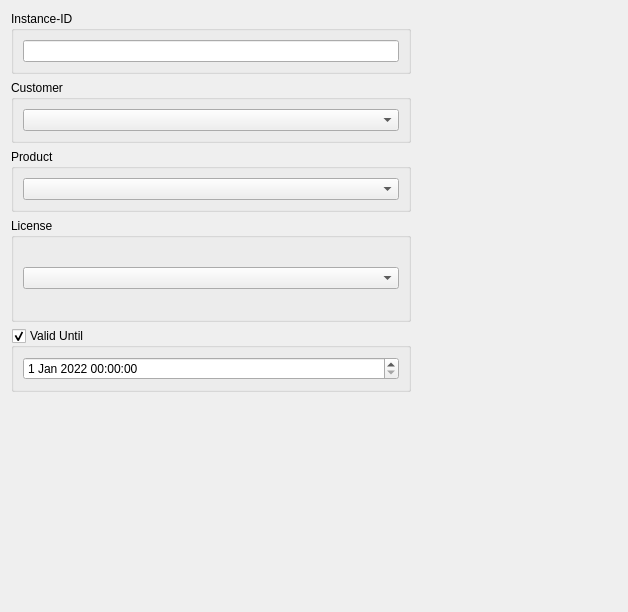
Above: Include/imtlicgui/CProductInstanceInfoEditorComp.ui from ImagingTools/ImtCore before the change. Below: the same form after it.
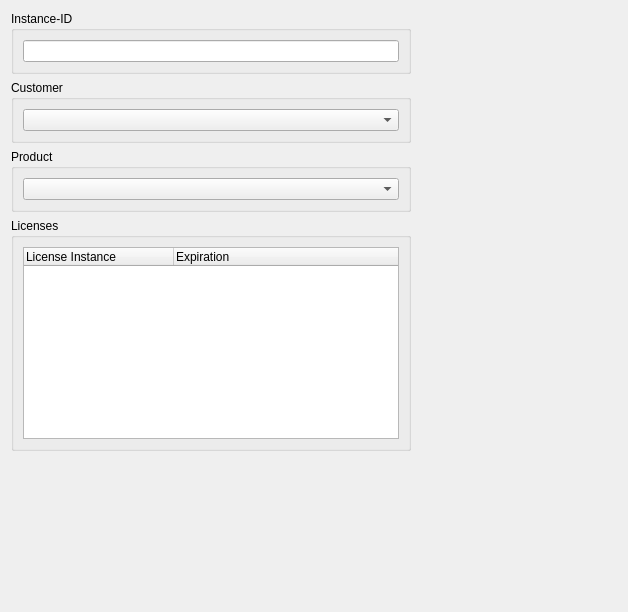
That is the form after the change.

Commit message: Working on product instance editor

```diff
--- a/Include/imtlicgui/CProductInstanceInfoEditorComp.ui
+++ b/Include/imtlicgui/CProductInstanceInfoEditorComp.ui
@@ -86,42 +86,30 @@
       </size>
      </property>
      <property name="title">
-      <string>License</string>
+      <string>Licenses</string>
      </property>
      <layout class="QVBoxLayout" name="verticalLayout_4">
       <item>
-       <widget class="QComboBox" name="LicenseCombo"/>
-      </item>
-     </layout>
-    </widget>
-   </item>
-   <item>
-    <widget class="QGroupBox" name="ExpireGroup">
-     <property name="maximumSize">
-      <size>
-       <width>400</width>
-       <height>16777200</height>
-      </size>
-     </property>
-     <property name="title">
-      <string>Valid Until</string>
-     </property>
-     <property name="checkable">
-      <bool>true</bool>
-     </property>
-     <layout class="QVBoxLayout" name="verticalLayout_5">
-      <item>
-       <widget class="QDateTimeEdit" name="ValidUntilDate">
-        <property name="date">
-         <date>
-          <year>2022</year>
-          <month>1</month>
-          <day>1</day>
-         </date>
-        </property>
-        <property name="currentSectionIndex">
+       <widget class="QTreeWidget" name="LicenseInstancesEdit">
+        <property name="indentation">
          <number>0</number>
         </property>
+        <attribute name="headerMinimumSectionSize">
+         <number>50</number>
+        </attribute>
+        <attribute name="headerDefaultSectionSize">
+         <number>150</number>
+        </attribute>
+        <column>
+         <property name="text">
+          <string>License Instance</string>
+         </property>
+        </column>
+        <column>
+         <property name="text">
+          <string>Expiration</string>
+         </property>
+        </column>
        </widget>
       </item>
      </layout>
```
Left out of the diff: 19 changed lines with no effect on the pictures. The commit also changes 5 other files.
